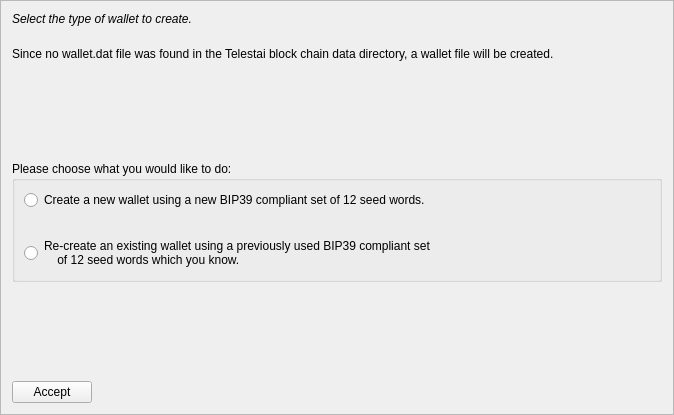
Before: the Qt Designer form src/qt/forms/mnemonicdialog1.ui in zachchan105/slimecoin, drawn with Qt 5.
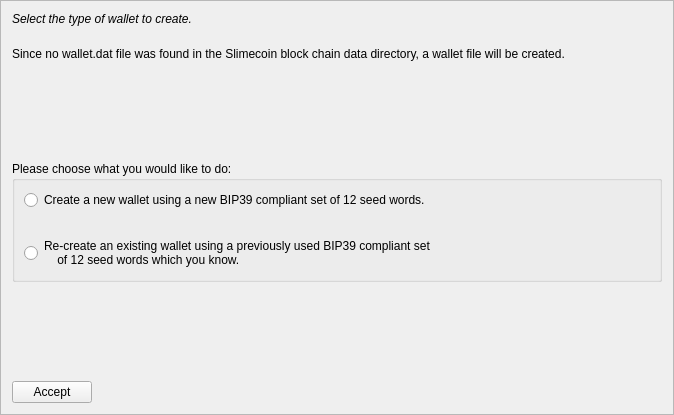
After: the same form once the commit is applied.

Patch:
```diff
--- a/src/qt/forms/mnemonicdialog1.ui
+++ b/src/qt/forms/mnemonicdialog1.ui
@@ -52,7 +52,7 @@
    <item>
     <widget class="QLabel" name="wallettypeLabel">
      <property name="text">
-      <string>Since no wallet.dat file was found in the Telestai block chain data directory, a wallet file will be created.</string>
+      <string>Since no wallet.dat file was found in the Slimecoin block chain data directory, a wallet file will be created.</string>
      </property>
      <property name="wordWrap">
       <bool>true</bool>
```
